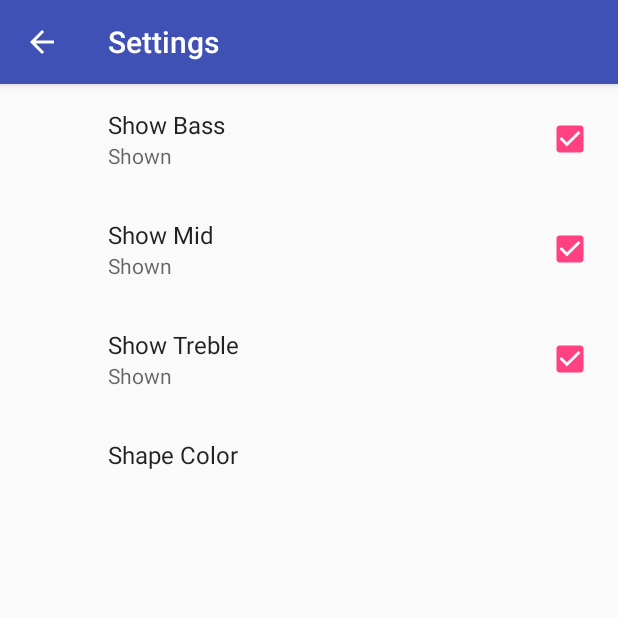
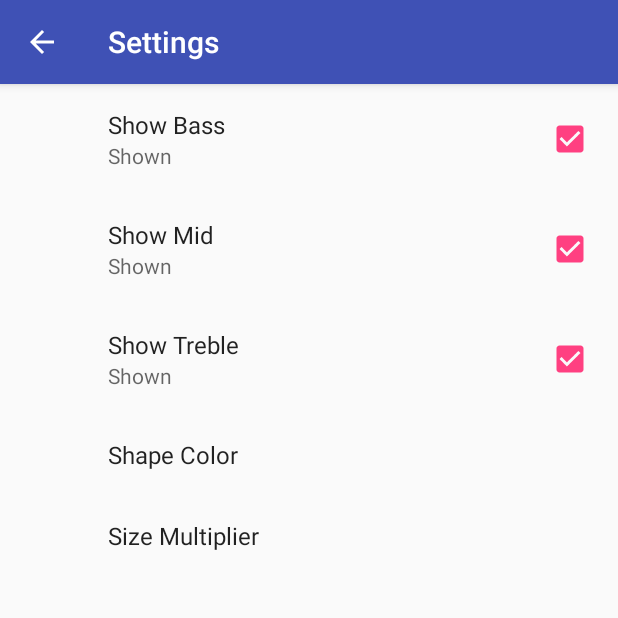
Before and after one commit to omega9999/ToyApp, an Android app: the VisualizerActivity screen opened directly, with no data from a screen before it, in the options menu, after a tap on "Settings", on a phone screen of 412 x 824 dp, the top half of it. Run offline under Robolectric (Android 15) with nearby library versions, the light colour scheme and no system bars; our stand-ins replace androidx.preference; 1 statement that could not run was skipped.

Commit message:
T06.09-Exercise-EditTextPreference

```diff
--- a/app/src/main/java/com/example/android/toyapp/activity/visualizerpreferences/SettingsFragment.java
+++ b/app/src/main/java/com/example/android/toyapp/activity/visualizerpreferences/SettingsFragment.java
@@ -6,6 +6,7 @@ import android.os.Bundle;
 import androidx.annotation.NonNull;
 import androidx.annotation.Nullable;
 import androidx.preference.CheckBoxPreference;
+import androidx.preference.EditTextPreference;
 import androidx.preference.ListPreference;
 import androidx.preference.Preference;
 import androidx.preference.PreferenceFragmentCompat;
@@ -63,6 +64,9 @@ public class SettingsFragment extends PreferenceFragmentCompat implements Shared
                 preference.setSummary(listPreference.getEntries()[index]);
             }
         }
+        else if (preference instanceof EditTextPreference){
+            preference.setSummary(value);
+        }
     }
 
 
--- a/app/src/main/java/com/example/android/toyapp/activity/visualizerpreferences/VisualizerActivity.java
+++ b/app/src/main/java/com/example/android/toyapp/activity/visualizerpreferences/VisualizerActivity.java
@@ -40,7 +40,7 @@ public class VisualizerActivity extends AppCompatActivity implements SharedPrefe
         mVisualizerView.setShowBass(sharedPreferences.getBoolean(getString(R.string.pref_show_bass_key), getResources().getBoolean(R.bool.pref_show_bass_default)));
         mVisualizerView.setShowMid(sharedPreferences.getBoolean(getString(R.string.pref_show_mid_key), getResources().getBoolean(R.bool.pref_show_mid_default)));
         mVisualizerView.setShowTreble(sharedPreferences.getBoolean(getString(R.string.pref_show_treble_key), getResources().getBoolean(R.bool.pref_show_treble_default)));
-        mVisualizerView.setMinSizeScale(1);
+        loadSizeFromSharedPreferences(sharedPreferences);
         loadColorFromPreferences(sharedPreferences);
 
         sharedPreferences.registerOnSharedPreferenceChangeListener(this);
@@ -50,6 +50,10 @@ public class VisualizerActivity extends AppCompatActivity implements SharedPrefe
         mVisualizerView.setColor(sharedPreferences.getString(getString(R.string.pref_color_key),getString(R.string.pref_color_red_value)));
     }
 
+    private void loadSizeFromSharedPreferences(SharedPreferences sharedPreferences) {
+        float minSize = Float.parseFloat(sharedPreferences.getString(getString(R.string.pref_size_key),getString(R.string.pref_size_default)));
+        mVisualizerView.setMinSizeScale(minSize);
+    }
     @Override
     public void onSharedPreferenceChanged(@NonNull final SharedPreferences sharedPreferences, @NonNull final String key) {
         if (key.equals(getString(R.string.pref_show_bass_key))){
@@ -62,6 +66,8 @@ public class VisualizerActivity extends AppCompatActivity implements SharedPrefe
             mVisualizerView.setShowTreble(sharedPreferences.getBoolean(key, getResources().getBoolean(R.bool.pref_show_treble_default)));
         } else if (key.equals(getString(R.string.pref_color_key))) {
             loadColorFromPreferences(sharedPreferences);
+        } else if (key.equals(getString(R.string.pref_size_key))) {
+            loadSizeFromSharedPreferences(sharedPreferences);
         }
 
     }
--- a/app/src/main/res/values/strings.xml
+++ b/app/src/main/res/values/strings.xml
@@ -23,7 +23,7 @@
     <string name="pref_color_label_blue">Blue</string>
     <string name="pref_color_label_green">Green</string>
 
-
+    <string name="pref_size_label">Size Multiplier</string>
 
 
 </resources>
--- a/app/src/main/res/values/untraslable.xml
+++ b/app/src/main/res/values/untraslable.xml
@@ -8,4 +8,7 @@
     <string name="pref_color_red_value" translatable="false">red</string>
     <string name="pref_color_blue_value" translatable="false">blue</string>
     <string name="pref_color_green_value" translatable="false">green</string>
+
+    <string name="pref_size_key" translatable="false">size</string>
+    <string name="pref_size_default" translatable="false">1</string>
 </resources>
--- a/app/src/main/res/xml/pref_visualizer.xml
+++ b/app/src/main/res/xml/pref_visualizer.xml
@@ -28,4 +28,10 @@
         android:key="@string/pref_color_key"
         android:title="@string/pref_color_label" />
 
+    <EditTextPreference
+        android:defaultValue="@string/pref_size_default"
+        android:key="@string/pref_size_key"
+        android:title="@string/pref_size_label" />
+
+
 </PreferenceScreen>
```
